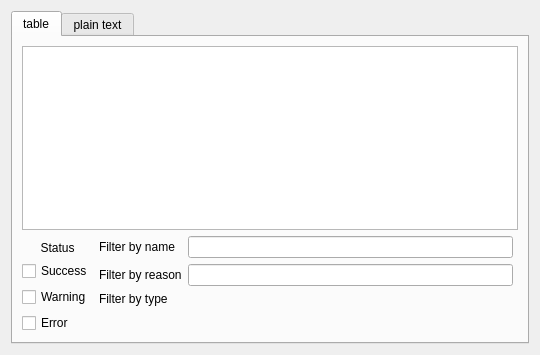
Old version of the form atef/ui/results_summary.ui in the repository pcdshub/atef.
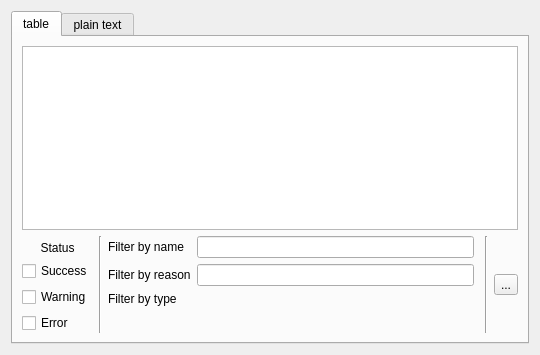
New version of the form.

Commit message: MNT: add icons to status column, add refresh button

Diff of the .ui file:
```diff
--- a/atef/ui/results_summary.ui
+++ b/atef/ui/results_summary.ui
@@ -74,6 +74,13 @@
            </item>
           </layout>
          </item>
+         <item>
+          <widget class="Line" name="line">
+           <property name="orientation">
+            <enum>Qt::Vertical</enum>
+           </property>
+          </widget>
+         </item>
          <item>
           <layout class="QFormLayout" name="formLayout">
            <property name="rightMargin">
@@ -111,6 +118,20 @@
            </item>
           </layout>
          </item>
+         <item>
+          <widget class="Line" name="line_2">
+           <property name="orientation">
+            <enum>Qt::Vertical</enum>
+           </property>
+          </widget>
+         </item>
+         <item>
+          <widget class="QToolButton" name="refresh_button">
+           <property name="text">
+            <string>...</string>
+           </property>
+          </widget>
+         </item>
         </layout>
        </item>
       </layout>
```
The commit also changes 1 other file.
